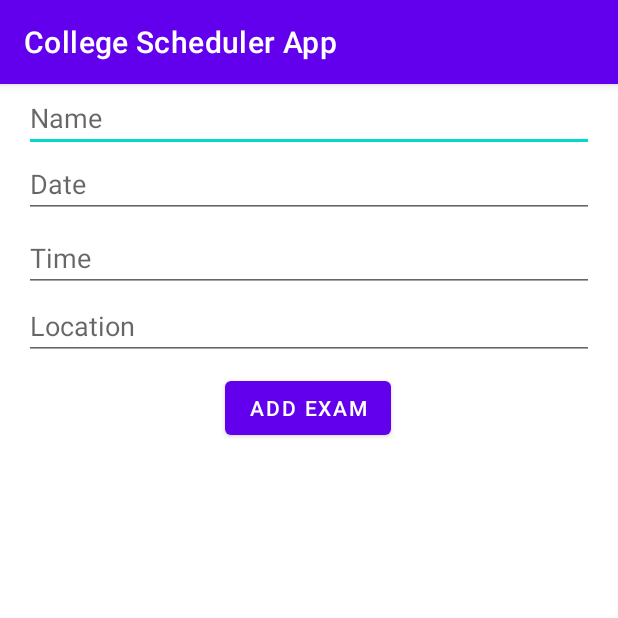
After one commit to pageja25/College-Scheduler-App, an Android app: the fragment ExamListFragment shown on its own in the app's theme, on a phone screen of 412 x 824 dp, the top half of it. The commit adds this screen. Run offline under Robolectric (Android 15) with nearby library versions, the phone set to English and light mode, and no system bars.

Commit message:
Implemented Exam View for the app

```diff
--- /dev/null
+++ b/app/src/main/java/com/example/collegeschedulerapp/ExamAdapter.java
@@ -0,0 +1,51 @@
+package com.example.collegeschedulerapp;
+import android.view.LayoutInflater;
+import android.view.View;
+import android.view.ViewGroup;
+import android.widget.TextView;
+import androidx.annotation.NonNull;
+import androidx.recyclerview.widget.RecyclerView;
+import java.util.List;
+
+public class ExamAdapter extends RecyclerView.Adapter<ExamAdapter.ExamViewHolder> {
+    private List<Exam> examsList;
+
+    public ExamAdapter(List<Exam> examsList) {
+        this.examsList = examsList;
+    }
+    @Override
+    public int getItemCount() {
+        return examsList.size();
+    }
+
+    @NonNull
+    @Override
+    public ExamViewHolder onCreateViewHolder(@NonNull ViewGroup parent, int viewType) {
+        View itemView = LayoutInflater.from(parent.getContext()).inflate(R.layout.item_exam, parent, false);
+        return new ExamViewHolder(itemView);
+    }
+
+    @Override
+    public void onBindViewHolder(@NonNull ExamViewHolder holder, int position) {
+        Exam exam = examsList.get(position);
+        holder.examName.setText(exam.getName());
+        holder.examDate.setText(exam.getDate());
+        holder.examTime.setText(exam.getTime());
+        holder.examLocation.setText(exam.getLocation());
+    }
+
+    public static class ExamViewHolder extends RecyclerView.ViewHolder {
+        public TextView examName;
+        public TextView examDate;
+        public TextView examTime;
+        public TextView examLocation;
+
+        public ExamViewHolder(View view) {
+            super(view);
+            examName = view.findViewById(R.id.examName);
+            examDate = view.findViewById(R.id.examDate);
+            examTime = view.findViewById(R.id.examTime);
+            examLocation = view.findViewById(R.id.examLocation);
+        }
+    }
+}
--- /dev/null
+++ b/app/src/main/java/com/example/collegeschedulerapp/ExamListFragment.java
@@ -0,0 +1,64 @@
+package com.example.collegeschedulerapp;
+
+import android.annotation.SuppressLint;
+import android.os.Bundle;
+import androidx.fragment.app.Fragment;
+import android.view.LayoutInflater;
+import android.view.View;
+import android.view.ViewGroup;
+import androidx.recyclerview.widget.LinearLayoutManager;
+import androidx.recyclerview.widget.RecyclerView;
+
+import android.widget.Button;
+import android.widget.EditText;
+import android.widget.Toast;
+import java.util.ArrayList;
+import java.util.List;
+
+public class ExamListFragment extends Fragment {
+
+    private final List<Exam> examsList = new ArrayList<>();
+
+    public ExamListFragment() {
+    }
+
+    private ExamAdapter examAdapter;
+    @SuppressLint("NotifyDataSetChanged")
+    @Override
+    public View onCreateView(LayoutInflater inflater, ViewGroup container, Bundle savedInstanceState) {
+        View view = inflater.inflate(R.layout.fragment_exams, container, false);
+
+        RecyclerView examsRecyclerView = view.findViewById(R.id.examsList);
+        examsRecyclerView.setLayoutManager(new LinearLayoutManager(getContext()));
+        examAdapter = new ExamAdapter(examsList);
+        examsRecyclerView.setAdapter(examAdapter);
+
+        EditText editTextName = view.findViewById(R.id.editTextName);
+        EditText editTextDate = view.findViewById(R.id.editTextDate);
+        EditText editTextTime = view.findViewById(R.id.editTextTime);
+        EditText editTextLocation = view.findViewById(R.id.editTextLocation);
+        Button buttonAddExam = view.findViewById(R.id.buttonAddExam);
+
+        buttonAddExam.setOnClickListener(new View.OnClickListener() {
+            @Override
+            public void onClick(View v) {
+                String name = editTextName.getText().toString();
+                String date = editTextDate.getText().toString();
+                String time = editTextTime.getText().toString();
+                String location = editTextLocation.getText().toString();
+                if (!date.isEmpty() && !time.isEmpty() && !location.isEmpty()) {
+                    Exam newExam = new Exam(name, date, time, location);
+                    examsList.add(newExam);
+                    examAdapter.notifyDataSetChanged();
+                    editTextName.setText("");
+                    editTextDate.setText("");
+                    editTextTime.setText("");
+                    editTextLocation.setText("");
+                } else {
+                    Toast.makeText(getContext(), "Please enter all details", Toast.LENGTH_SHORT).show();
+                }
+            }
+        });
+        return view;
+    }
+}
--- /dev/null
+++ b/app/src/main/res/layout/fragment_exams.xml
@@ -0,0 +1,81 @@
+<?xml version="1.0" encoding="utf-8"?>
+<androidx.constraintlayout.widget.ConstraintLayout xmlns:android="http://schemas.android.com/apk/res/android"
+    xmlns:app="http://schemas.android.com/apk/res-auto"
+    xmlns:tools="http://schemas.android.com/tools"
+    android:layout_width="match_parent"
+    android:layout_height="match_parent">
+
+    <EditText
+        android:id="@+id/editTextName"
+        android:layout_width="match_parent"
+        android:layout_height="wrap_content"
+        android:layout_marginStart="16dp"
+        android:layout_marginEnd="16dp"
+        android:hint="Name"
+        app:layout_constraintBottom_toBottomOf="@+id/editTextDate"
+        app:layout_constraintEnd_toEndOf="parent"
+        app:layout_constraintHorizontal_bias="0.0"
+        app:layout_constraintStart_toStartOf="parent"
+        app:layout_constraintTop_toTopOf="parent"
+        app:layout_constraintVertical_bias="0.0" />
+
+    <EditText
+        android:id="@+id/editTextDate"
+        android:layout_width="match_parent"
+        android:layout_height="wrap_content"
+        android:layout_marginStart="16dp"
+        android:layout_marginTop="44dp"
+        android:layout_marginEnd="16dp"
+        android:hint="Date"
+        app:layout_constraintEnd_toEndOf="parent"
+        app:layout_constraintHorizontal_bias="0.0"
+        app:layout_constraintStart_toStartOf="parent"
+        app:layout_constraintTop_toTopOf="parent" />
+
+    <EditText
+        android:id="@+id/editTextTime"
+        android:layout_width="match_parent"
+        android:layout_height="wrap_content"
+        android:layout_marginStart="16dp"
+        android:layout_marginTop="4dp"
+        android:layout_marginEnd="16dp"
+        android:hint="Time"
+        app:layout_constraintEnd_toEndOf="parent"
+        app:layout_constraintHorizontal_bias="0.0"
+        app:layout_constraintStart_toStartOf="parent"
+        app:layout_constraintTop_toBottomOf="@+id/editTextDate" />
+
+    <EditText
+        android:id="@+id/editTextLocation"
+        android:layout_width="match_parent"
+        android:layout_height="wrap_content"
+        android:layout_marginStart="16dp"
+        android:layout_marginEnd="16dp"
+        android:hint="Location"
+        app:layout_constraintEnd_toEndOf="parent"
+        app:layout_constraintHorizontal_bias="1.0"
+        app:layout_constraintStart_toStartOf="parent"
+        app:layout_constraintTop_toBottomOf="@+id/editTextTime" />
+
+    <Button
+        android:id="@+id/buttonAddExam"
+        android:layout_width="wrap_content"
+        android:layout_height="wrap_content"
+        android:layout_marginTop="8dp"
+        android:text="Add Exam"
+        app:layout_constraintEnd_toEndOf="parent"
+        app:layout_constraintHorizontal_bias="0.498"
+        app:layout_constraintStart_toStartOf="parent"
+        app:layout_constraintTop_toBottomOf="@+id/editTextLocation" />
+
+    <androidx.recyclerview.widget.RecyclerView
+        android:id="@+id/examsList"
+        android:layout_width="match_parent"
+        android:layout_height="0dp"
+        android:layout_marginTop="16dp"
+        app:layout_constraintBottom_toBottomOf="parent"
+        app:layout_constraintTop_toBottomOf="@+id/buttonAddExam"
+        app:layout_constraintVertical_bias="0.0"
+        tools:layout_editor_absoluteX="0dp" />
+
+</androidx.constraintlayout.widget.ConstraintLayout>
--- a/app/src/main/res/menu/activity_main_drawer.xml
+++ b/app/src/main/res/menu/activity_main_drawer.xml
@@ -16,5 +16,8 @@
             android:id="@+id/nav_slideshow"
             android:icon="@drawable/ic_menu_slideshow"
             android:title="@string/menu_slideshow" />
+        <item
+            android:id="@+id/nav_exam_list"
+            android:title="Exams" />
     </group>
 </menu>
--- a/app/src/main/res/navigation/mobile_navigation.xml
+++ b/app/src/main/res/navigation/mobile_navigation.xml
@@ -22,4 +22,9 @@
         android:name="com.example.collegeschedulerapp.ui.slideshow.SlideshowFragment"
         android:label="@string/menu_slideshow"
         tools:layout="@layout/fragment_slideshow" />
+    <fragment
+        android:id="@+id/nav_exam_list"
+        android:name="com.example.collegeschedulerapp.ExamListFragment"
+        android:label="Exams"
+        tools:layout="@layout/fragment_exams" />
 </navigation>
```
Also changed, not shown: app/src/main/java/com/example/collegeschedulerapp/Exam.java (added, +44 -0 lines), app/src/main/java/com/example/collegeschedulerapp/MainActivity.java (+2 -5 lines), app/src/main/res/layout/item_exam.xml (added, +44 -0 lines).
